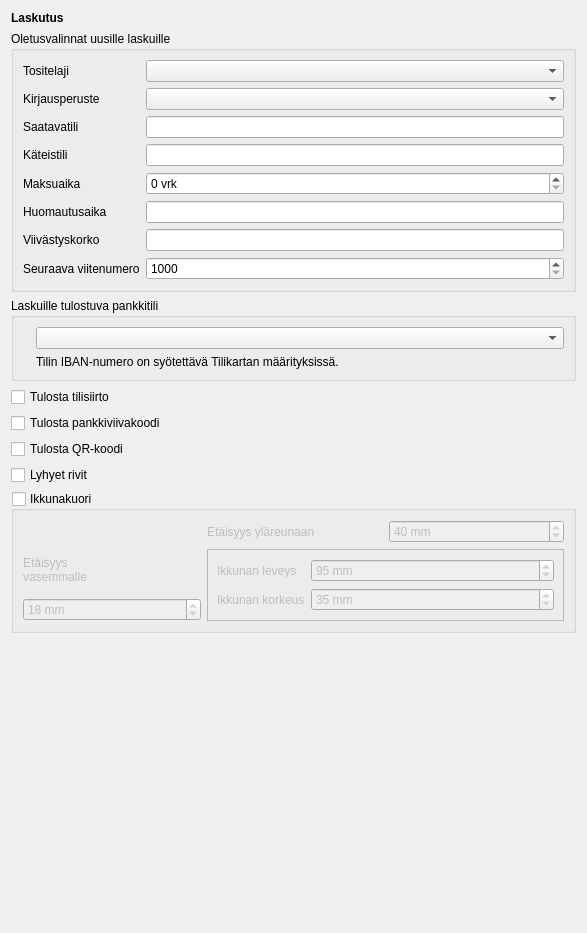
Before: the Qt Designer form kitupiikki/maaritys/laskumaaritys.ui in artoh/kitupiikki, drawn with Qt 5.
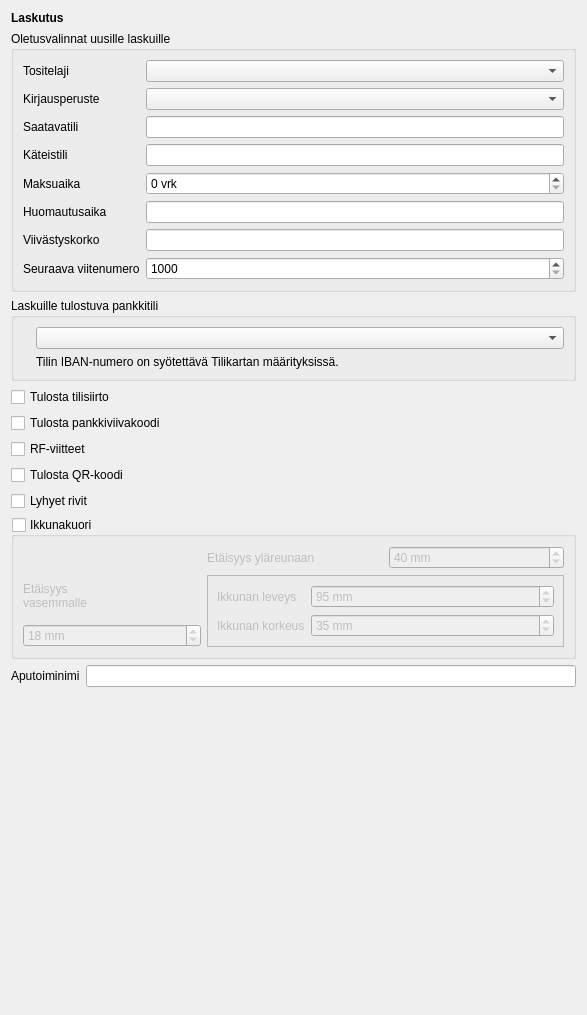
After: the same form once the commit is applied. Icons and pictures are not drawn. Custom widgets are drawn as their Qt base class.

What changed in the file:
```diff
--- a/kitupiikki/maaritys/laskumaaritys.ui
+++ b/kitupiikki/maaritys/laskumaaritys.ui
@@ -7,7 +7,7 @@
     <x>0</x>
     <y>0</y>
     <width>587</width>
-    <height>933</height>
+    <height>1015</height>
    </rect>
   </property>
   <property name="windowTitle">
@@ -199,6 +199,17 @@
      </property>
     </widget>
    </item>
+   <item>
+    <widget class="QCheckBox" name="rfCheck">
+     <property name="text">
+      <string>RF-viitteet</string>
+     </property>
+     <property name="icon">
+      <iconset resource="../pic/pic.qrc">
+       <normaloff>:/pic/rf.png</normaloff>:/pic/rf.png</iconset>
+     </property>
+    </widget>
+   </item>
    <item>
     <widget class="QCheckBox" name="qrCheck">
      <property name="text">
@@ -348,6 +359,23 @@
      </layout>
     </widget>
    </item>
+   <item>
+    <layout class="QFormLayout" name="formLayout_4">
+     <item row="0" column="0">
+      <widget class="QLabel" name="label_15">
+       <property name="text">
+        <string>Aputoiminimi</string>
+       </property>
+       <property name="buddy">
+        <cstring>apunimiEdit</cstring>
+       </property>
+      </widget>
+     </item>
+     <item row="0" column="1">
+      <widget class="QLineEdit" name="apunimiEdit"/>
+     </item>
+    </layout>
+   </item>
    <item>
     <spacer name="verticalSpacer">
      <property name="orientation">
```
Left out of the diff: 4 changed lines with no effect on the pictures.
